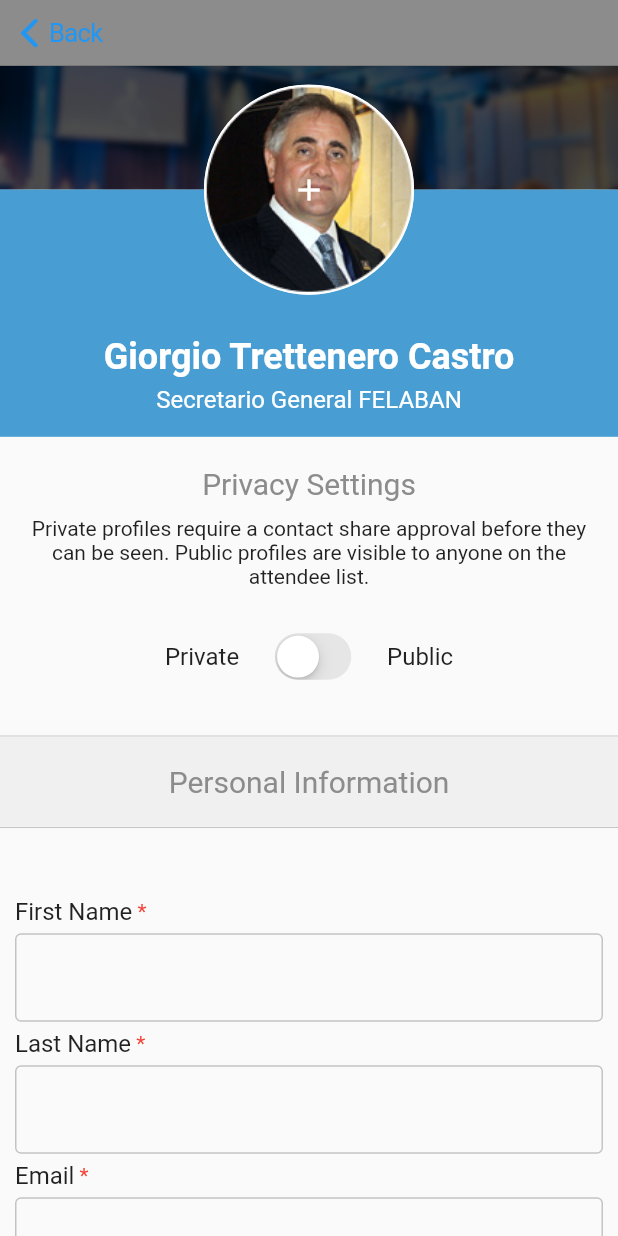
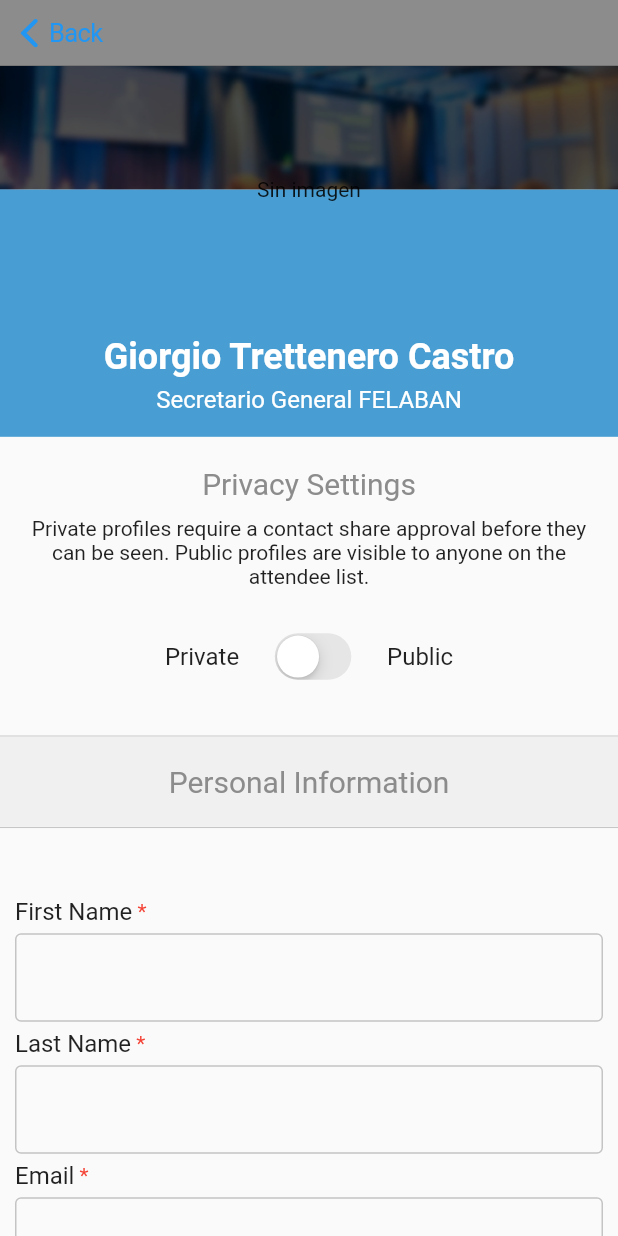
Before and after one commit to netopaez97/felaban, a Flutter app: the ProfileUserView screen opened by its route, on a phone screen of 412 x 824 dp. Run offline on Flutter 3.47's test engine with Material 2 defaults, Android fonts, the light colour scheme and no system bars; our stand-ins replace firebase_auth, firebase_database, firebase_storage, font_awesome_flutter, image_picker, photo_view; accounts and stored records are empty.

Commit message:
cambio de foto de perfil en pefilView.dart

```diff
--- a/lib/pages/agenda_on.dart
+++ b/lib/pages/agenda_on.dart
@@ -54,7 +54,7 @@ class _AgendaOnViewState extends State<AgendaOnView> {
       body: ListView(
         children: <Widget>[
           BackgroundSuperiorPequenoWidget(),
-          _separador,
+          SizedBox(height: 5),
           Container(
             alignment: Alignment.center,
             height: MediaQuery.of(context).size.height*0.1,
--- a/lib/pages/menu_loged/perfil_usuario.dart
+++ b/lib/pages/menu_loged/perfil_usuario.dart
@@ -2,6 +2,8 @@ import 'dart:io';
 
 import 'package:felaban/components/backgroundSuperior.dart';
 import 'package:felaban/components/barraSuperiorBACK.dart';
+import 'package:firebase_database/firebase_database.dart';
+import 'package:firebase_storage/firebase_storage.dart';
 import 'package:flutter/cupertino.dart';
 import 'package:flutter/material.dart';
 import 'package:image_picker/image_picker.dart';
@@ -22,6 +24,9 @@ class _ProfileUserViewState extends State<ProfileUserView> {
   double _margenesDeTextos = 5;
 
   File _image;
+
+  final StorageReference storageReference = FirebaseStorage().ref().child("fotos");
+  final DatabaseReference db = FirebaseDatabase.instance.reference();
 
   Widget _personalInformation(){
     return Column(
@@ -473,13 +478,13 @@ class _ProfileUserViewState extends State<ProfileUserView> {
             CupertinoButton(
               child: Text("Gallery"),
               onPressed: (){
-                _getImageFromCamera();
+                _getImageFromGallery();
               },
             ),
             CupertinoButton(
               child: Text("Take a picture"),
               onPressed: (){
-                _getImageFromGallery();
+                _getImageFromCamera();
               },
             ),
           ],
@@ -494,7 +499,18 @@ class _ProfileUserViewState extends State<ProfileUserView> {
     try{
       setState(() {
         _image = image;
-        print(_image);
+        StorageUploadTask uploadTask = storageReference.putFile(_image);
+        uploadTask.onComplete.then(
+          (res){
+            storageReference.getDownloadURL().then(
+              (url){
+                db.update({
+                  "fotoPerfil":url
+                });
+              }
+            );
+          }
+        );
       });
     }
     catch (e) {
@@ -504,12 +520,23 @@ class _ProfileUserViewState extends State<ProfileUserView> {
   }
 
    Future _getImageFromGallery() async {
-    var image = await ImagePicker.pickImage(source: ImageSource.gallery);
+    var image = await ImagePicker.pickImage(source: ImageSource.gallery, maxWidth: 200, maxHeight: 200);
 
     try{
       setState(() {
         _image = image;
-        print(_image);
+        StorageUploadTask uploadTask = storageReference.putFile(_image);
+        uploadTask.onComplete.then(
+          (res){
+            storageReference.getDownloadURL().then(
+              (url){
+                db.update({
+                  "fotoPerfil":url
+                });
+              }
+            );
+          }
+        );
       });
     }
     catch (e) {
@@ -554,7 +581,17 @@ class _ProfileUserViewState extends State<ProfileUserView> {
                   width: double.infinity,
                   height: MediaQuery.of(context).size.height*0.2,
                   alignment: Alignment.center,
-                  child: Container(
+                  child: StreamBuilder(
+                    stream: db.onValue,
+                    builder: (context, snapshot){
+                      if(!snapshot.hasData){
+                        CircularProgressIndicator();
+                      }
+                      if(snapshot.data == null || snapshot.data.snapshot.value == null){
+                        return Text("Sin imagen");
+                      }
+                      print(snapshot.data.snapshot.value);
+                      return Container(
                         alignment: Alignment.center,
                         width: _sizeImage,
                         height: _sizeImage,
@@ -562,13 +599,13 @@ class _ProfileUserViewState extends State<ProfileUserView> {
                           shape: BoxShape.circle,
                           image: new DecorationImage(
                             fit: BoxFit.fill,
-                        image: new AssetImage(
-                          "assets/images/profile_face.png",
-                        )
+                            image: NetworkImage(snapshot.data.snapshot.value["fotoPerfil"])
                           ),
                           border: Border.all(color: Colors.white)
                         ),
-                    child: Icon(Icons.add, color: Colors.white,),
+                        child: Icon(Icons.add)
+                      );
+                    }
                   ),
                 ),
               ),
@@ -617,7 +654,6 @@ class _ProfileUserViewState extends State<ProfileUserView> {
                 value: profileState,
                 onChanged: (val){
                   setState(() {
-                    _formKey.currentState.validate();
                     profileState = !profileState;
                   });
                 },
```
Also changed, not shown: 3 other files. Lines whose indentation alone changed are shown as unchanged.
